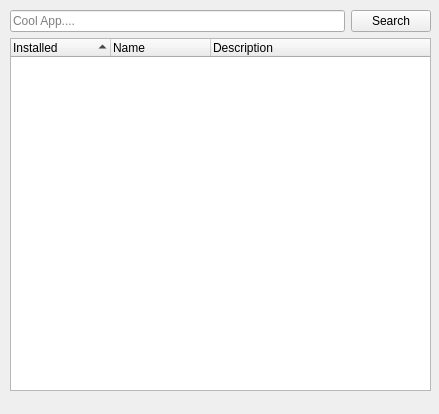
Above: proto.ui from 0xBEEB/Potluck before the change. Below: the same form after it.
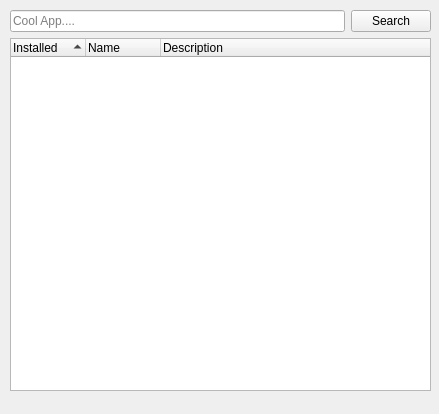
That is the form after the change.

Commit message: connected lineedit returnpressed to button clicked

```diff
--- a/proto.ui
+++ b/proto.ui
@@ -10,6 +10,15 @@
     <height>414</height>
    </rect>
   </property>
+  <property name="sizePolicy">
+   <sizepolicy hsizetype="Expanding" vsizetype="Expanding">
+    <horstretch>0</horstretch>
+    <verstretch>0</verstretch>
+   </sizepolicy>
+  </property>
+  <property name="cursor">
+   <cursorShape>ArrowCursor</cursorShape>
+  </property>
   <property name="windowTitle">
    <string>Potluck</string>
   </property>
@@ -31,7 +40,7 @@
     </property>
     <layout class="QVBoxLayout" name="verticalLayout">
      <property name="sizeConstraint">
-      <enum>QLayout::SetDefaultConstraint</enum>
+      <enum>QLayout::SetMaximumSize</enum>
      </property>
      <item>
       <layout class="QHBoxLayout" name="horizontalLayout">
@@ -72,11 +81,20 @@
         <number>3</number>
        </property>
        <attribute name="headerDefaultSectionSize">
-        <number>100</number>
+        <number>75</number>
+       </attribute>
+       <attribute name="headerHighlightSections">
+        <bool>true</bool>
+       </attribute>
+       <attribute name="headerMinimumSectionSize">
+        <number>5</number>
        </attribute>
        <attribute name="headerShowSortIndicator" stdset="0">
         <bool>true</bool>
        </attribute>
+       <attribute name="headerStretchLastSection">
+        <bool>true</bool>
+       </attribute>
        <column>
         <property name="text">
          <string>Installed</string>
```
Left out of the diff: 6 changed lines with no effect on the pictures. The commit also changes 2 other files.
